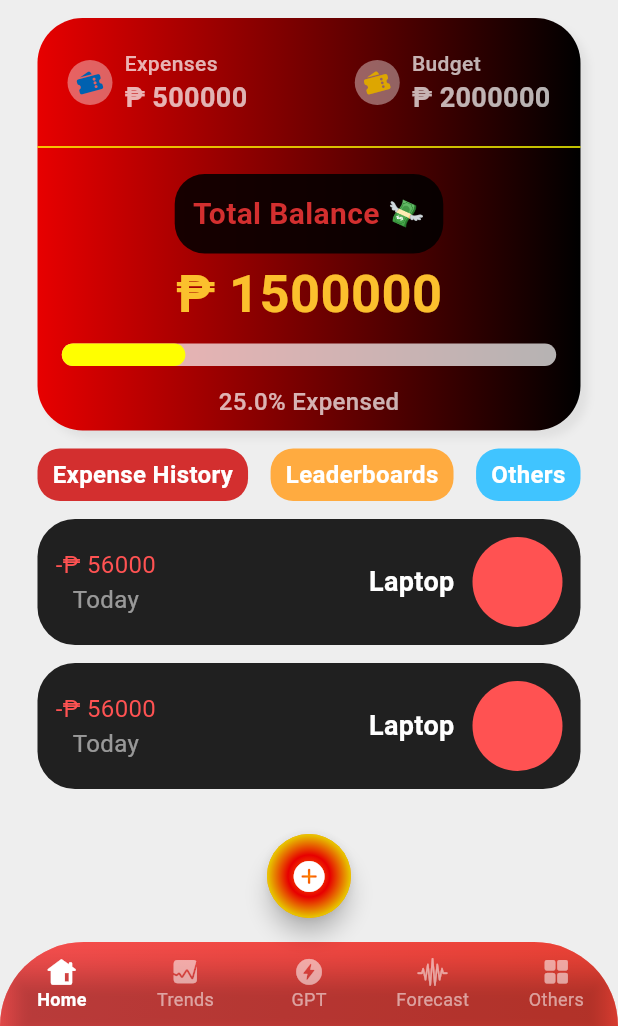
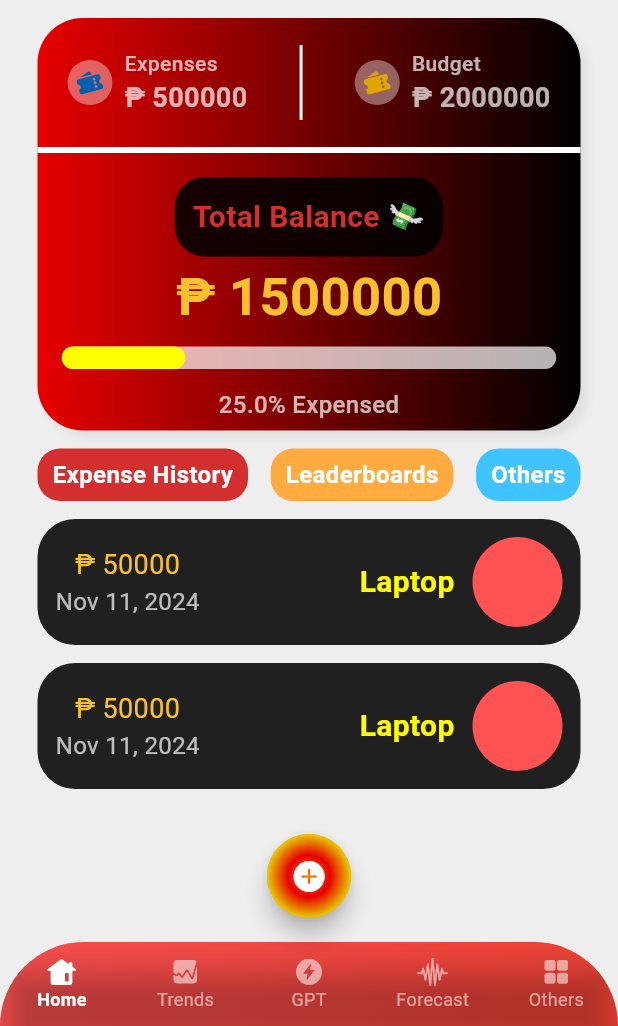
Before and after one commit to donyelqt/pera-pinoy, a Flutter app: the screen it shows after launch, on a phone screen of 412 x 824 dp, the part 210-1236 px from its top. Run offline on Flutter 3.47's test engine with Material 3 defaults, Android fonts, the phone set to English and light mode, and no system bars.

Commit message:
"Added vertical divider, updated divider colors and thickness, and modified padding, colors, and font styles for various widgets."

```diff
--- a/lib/screens/home/views/main_screen.dart
+++ b/lib/screens/home/views/main_screen.dart
@@ -150,6 +150,15 @@ class MainScreen extends StatelessWidget {
                             )
                           ],
                         ),
+                        // Vertical Divider
+                        Container(
+                          width: 2, // Thickness of the vertical line
+                          height: 50, // Adjust the height to your preference
+                          color:
+                              Colors.white, // Set color for the divider line
+                          margin: const EdgeInsets.symmetric(
+                              horizontal: 16), // Optional spacing
+                        ),
                         Row(
                           children: [
                             Container(
@@ -191,8 +200,8 @@ class MainScreen extends StatelessWidget {
                     ),
                   ),
                   const Divider(
-                    color: Colors.yellowAccent, // Set the color of the line
-                    thickness: 1, // Set the thickness of the line
+                    color: Colors.white, // Set the color of the line
+                    thickness: 4, // Set the thickness of the line
                     // indent: 20, // Optional: set the start padding
                     // endIndent: 20, // Optional: set the end padding
                   ),
@@ -267,8 +276,8 @@ class MainScreen extends StatelessWidget {
               mainAxisAlignment: MainAxisAlignment.spaceBetween,
               children: [
                 Container(
-                  padding:
-                      const EdgeInsets.symmetric(horizontal: 10.0, vertical: 6.0),
+                  padding: const EdgeInsets.symmetric(
+                      horizontal: 10.0, vertical: 6.0),
                   decoration: BoxDecoration(
                     color: Colors.red[700],
                     borderRadius: BorderRadius.circular(15),
@@ -284,8 +293,8 @@ class MainScreen extends StatelessWidget {
                   ),
                 ),
                 Container(
-                  padding:
-                      const EdgeInsets.symmetric(horizontal: 10.0, vertical: 6.0),
+                  padding: const EdgeInsets.symmetric(
+                      horizontal: 10.0, vertical: 6.0),
                   decoration: BoxDecoration(
                     color: Colors.orangeAccent,
                     borderRadius: BorderRadius.circular(15),
@@ -301,8 +310,8 @@ class MainScreen extends StatelessWidget {
                   ),
                 ),
                 Container(
-                  padding:
-                      const EdgeInsets.symmetric(horizontal: 10.0, vertical: 6.0),
+                  padding: const EdgeInsets.symmetric(
+                      horizontal: 10.0, vertical: 6.0),
                   decoration: BoxDecoration(
                     color: Colors.lightBlueAccent,
                     borderRadius: BorderRadius.circular(15),
@@ -340,23 +349,23 @@ class MainScreen extends StatelessWidget {
                           child: Row(
                             mainAxisAlignment: MainAxisAlignment.spaceBetween,
                             children: [
-                              const Row(
+                               Row(
                                 children: [
                                   Column(
                                     children: [
                                       Text(
-                                        '-\₱ 56000',
+                                        '\₱ 50000',
                                         style: TextStyle(
-                                          fontSize: 16,
-                                          color: Colors.redAccent,
+                                          fontSize: 18,
+                                          color: Colors.yellow.shade700,
                                           fontWeight: FontWeight.w400,
                                         ),
                                       ),
                                       Text(
-                                        'Today',
+                                        'Nov 11, 2024',
                                         style: TextStyle(
                                           fontSize: 16,
-                                          color: Colors.white54,
+                                          color: Colors.white70,
                                           fontWeight: FontWeight.w400,
                                         ),
                                       ),
@@ -369,9 +378,9 @@ class MainScreen extends StatelessWidget {
                                   const Text(
                                     'Laptop',
                                     style: TextStyle(
-                                      fontSize: 18,
-                                      color: Colors.white,
-                                      fontWeight: FontWeight.bold,
+                                      fontSize: 20,
+                                      color: Colors.yellowAccent,
+                                      fontWeight: FontWeight.w600,
                                     ),
                                   ),
                                   const SizedBox(width: 12),
```
